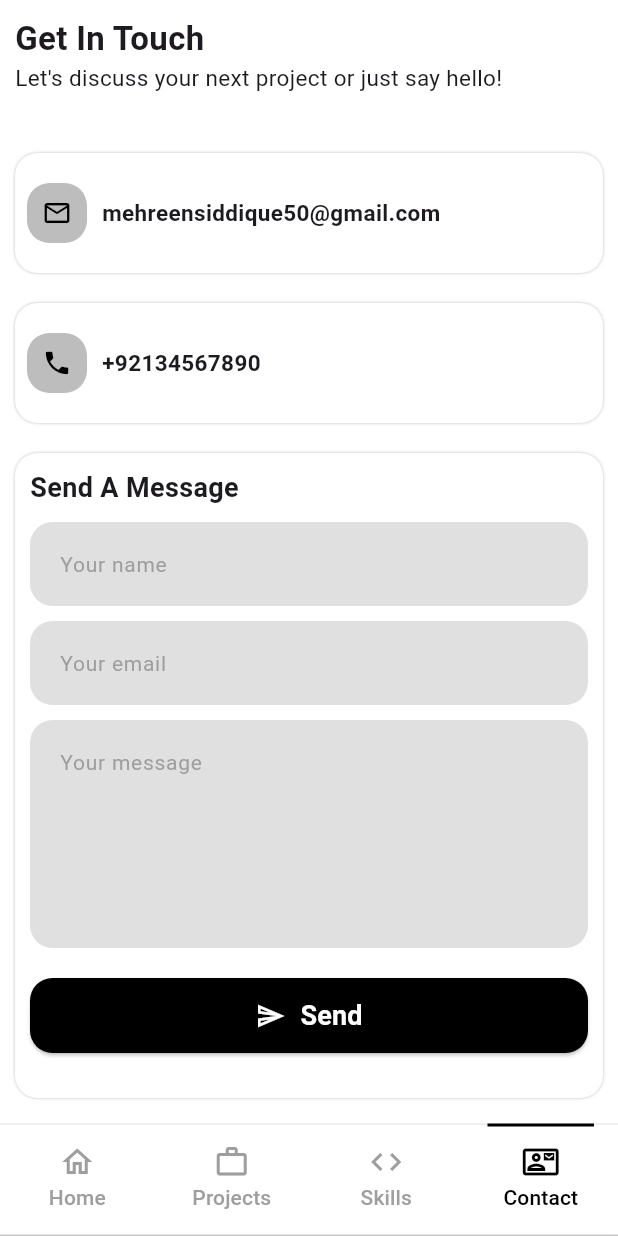
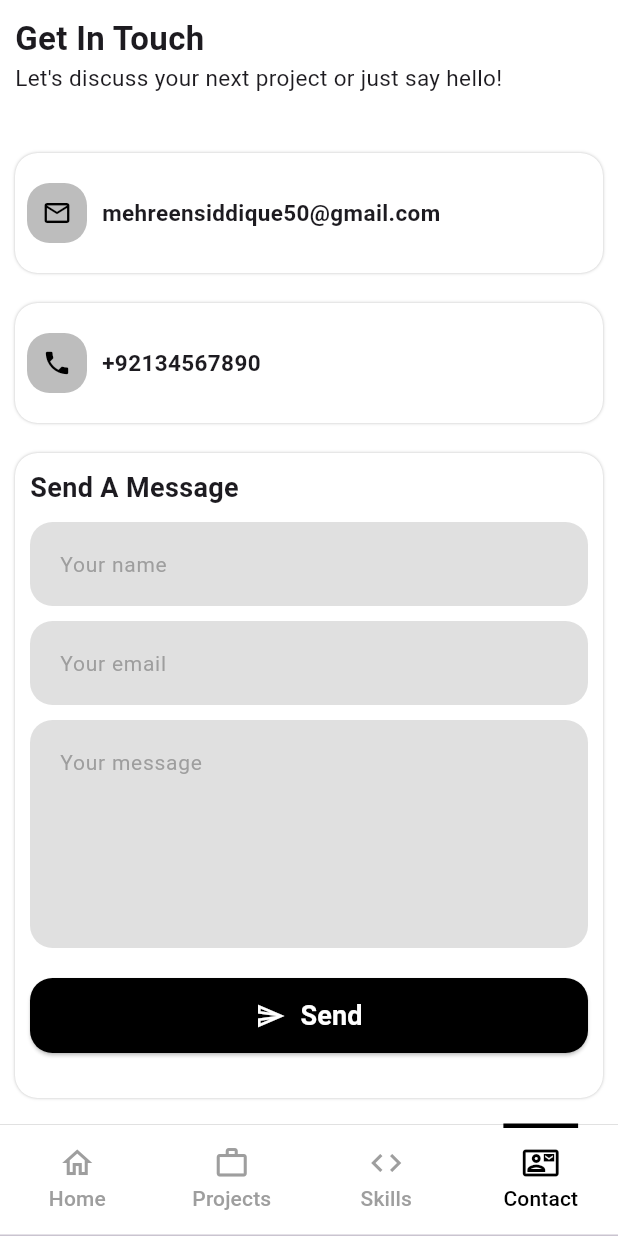
Before and after one commit to Mehreen-siddique/PortfolioApp, a Flutter app: the screen it shows after launch, item 4 of the bottom bar chosen, on a phone screen of 412 x 824 dp. Run offline on Flutter 3.47's test engine with Material 3 defaults, Android fonts, the phone set to English and light mode, and no system bars; our stand-ins replace font_awesome_flutter; network calls fail.

Commit message:
Adjust the animation in the navigation bar and make some of changings of colors in the home screen.

```diff
--- a/lib/Screen/NavigationBar.dart
+++ b/lib/Screen/NavigationBar.dart
@@ -12,23 +12,59 @@ class Navigationbar extends StatefulWidget {
   State<Navigationbar> createState() => _NavigationbarState();
 }
 
+class _NavigationbarState extends State<Navigationbar>
+    with SingleTickerProviderStateMixin {
+  late TabController _tabController;
+  int _selectedIndex = 0;
 
-class _NavigationbarState extends State<Navigationbar> {
+  late final List<Widget> _pages;
+
+  @override
+  void initState() {
+    super.initState();
+    _tabController = TabController(length: 4, vsync: this);
+    _tabController.addListener(() {
+      if (_tabController.indexIsChanging == false) {
+        setState(() {
+          _selectedIndex = _tabController.index;
+        });
+      }
+    });
+
+    _pages = [
+      HomeScreen(onToggleTheme: widget.onToggleTheme),
+      Projectscreen(),
+      Skillsscreen(),
+      Contactscreen(),
+    ];
+  }
+
+  @override
+  void dispose() {
+    _tabController.dispose();
+    super.dispose();
+  }
 
   @override
   Widget build(BuildContext context) {
     final theme = Theme.of(context);
-    return DefaultTabController(
-      length: 4,
-      child: Scaffold(
-      body: TabBarView(
-          children:[
-          HomeScreen(onToggleTheme: widget.onToggleTheme),
-            Projectscreen(),
-            Skillsscreen(),
-            Contactscreen(),
-        ]
+
+    return Scaffold(
+      body: AnimatedSwitcher(
+        duration: const Duration(milliseconds: 400),
+        transitionBuilder: (Widget child, Animation<double> animation) {
+          final offsetAnimation = Tween<Offset>(
+            begin: Offset(
+                _tabController.previousIndex > _tabController.index ? -1 : 1,
+                0),
+            end: Offset.zero,
+          ).animate(animation);
+
+          return SlideTransition(position: offsetAnimation, child: child);
+        },
+        child: _pages[_selectedIndex],
       ),
+
       bottomNavigationBar: Container(
         decoration: BoxDecoration(
           color: theme.bottomNavigationBarTheme.backgroundColor ??
@@ -39,29 +75,30 @@ class _NavigationbarState extends State<Navigationbar> {
               width: 0.3,
             ),
           ),
-
         ),
         child: TabBar(
-        indicatorColor: theme.bottomNavigationBarTheme.selectedItemColor ??
-            theme.secondaryHeaderColor,
-        indicatorWeight: 2.5,
+          controller: _tabController,
+          indicator: UnderlineTabIndicator(
+            borderSide: BorderSide(
+              color: theme.bottomNavigationBarTheme.selectedItemColor ??
+                  Colors.black,
+              width: 3,
+            ),
+            insets: const EdgeInsets.only(bottom: 72),
+          ),
           labelColor: theme.bottomNavigationBarTheme.selectedItemColor ??
               theme.primaryColor,
           unselectedLabelColor:
           theme.bottomNavigationBarTheme.unselectedItemColor ??
               theme.unselectedWidgetColor,
-        indicatorSize: TabBarIndicatorSize.tab,
-        indicatorPadding: const EdgeInsets.only(bottom: 73),
-
-        tabs: [
+          tabs: const [
             Tab(icon: Icon(Icons.home_outlined), text: "Home"),
             Tab(icon: Icon(Icons.work_outline), text: "Projects"),
             Tab(icon: Icon(Icons.code_outlined), text: "Skills"),
             Tab(icon: Icon(Icons.contact_mail_outlined), text: "Contact"),
           ],
-      )
-        )
-      )
+        ),
+      ),
     );
   }
 }
```
Also changed, not shown: lib/Screen/profileScreen.dart (+12 -12 lines). Lines whose indentation alone changed are shown as unchanged.
